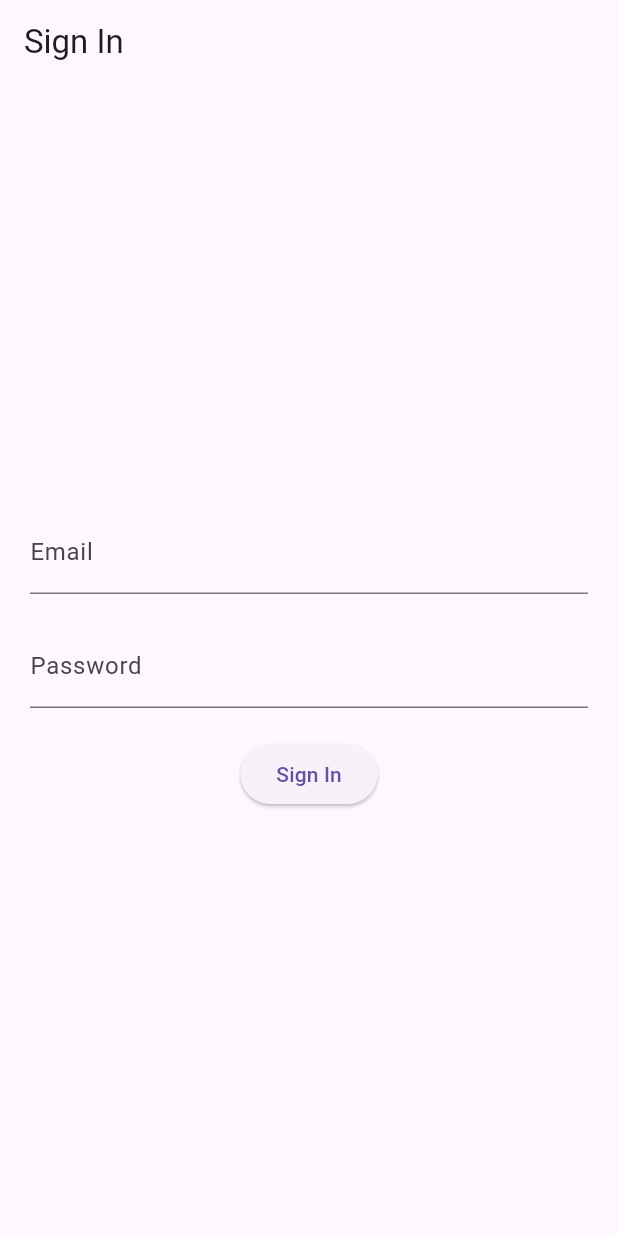
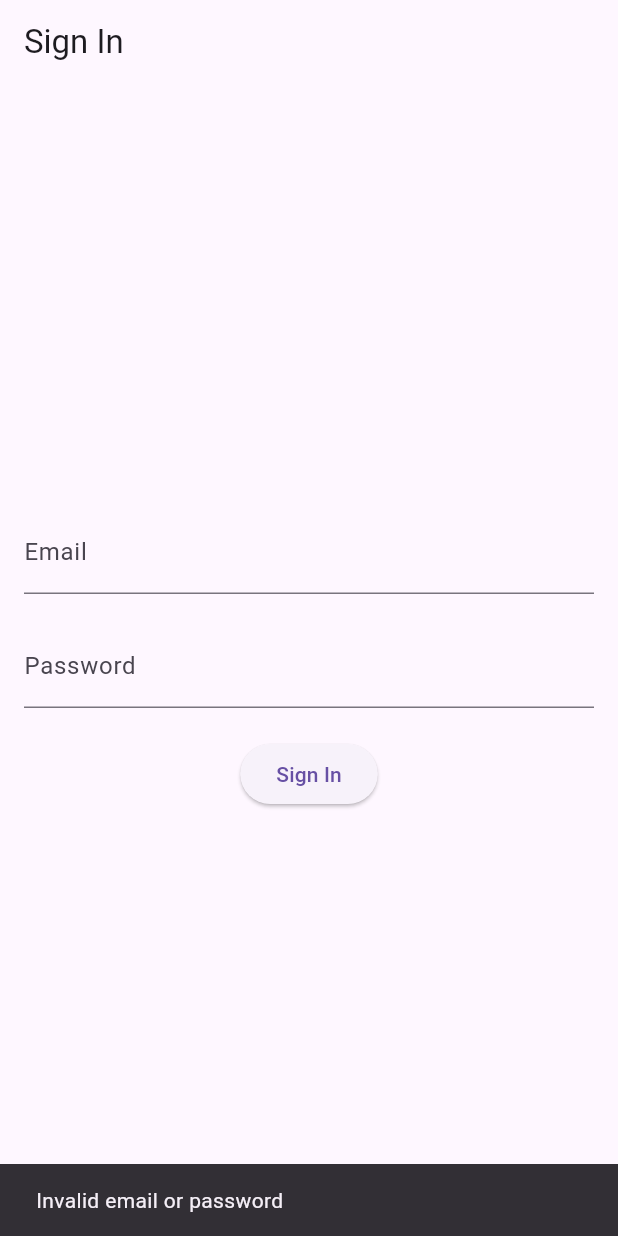
Before and after one commit to Beybaris/global_project, a Flutter app: the screen it shows after launch, after a tap on "Sign In", on a phone screen of 412 x 824 dp. Run offline on Flutter 3.47's test engine with Material 3 defaults, Android fonts, the phone set to English and light mode, and no system bars; our stand-ins replace bloc, firebase_auth, firebase_core, flutter_bloc, simple_gradient_text; accounts and stored records are empty; network calls fail.

Commit message:
last changes, finish project

```diff
--- a/lib/bloc/auth_bloc.dart
+++ /dev/null
@@ -1,31 +0,0 @@
-import 'dart:async';
-import 'package:bloc/bloc.dart';
-import 'package:firebase_auth/firebase_auth.dart';
-import 'package:global_project/bloc/auth_event.dart';
-import 'package:global_project/bloc/auth_state.dart';
-
-class AuthenticationBloc
-    extends Bloc<AuthenticationEvent, AuthenticationState> {
-  final FirebaseAuth _firebaseAuth;
-
-  AuthenticationBloc({required FirebaseAuth firebaseAuth})
-      : _firebaseAuth = firebaseAuth,
-        super(AuthenticationInitial()) {
-    on<AuthenticationSignInRequested>(_mapSignInRequestedToState);
-  }
-
-  Stream<AuthenticationState> _mapSignInRequestedToState(
-      AuthenticationSignInRequested event,
-      Emitter<AuthenticationState> emit) async* {
-    yield AuthenticationLoading();
-    try {
-      await _firebaseAuth.signInWithEmailAndPassword(
-        email: event.email,
-        password: event.password,
-      );
-      yield AuthenticationAuthenticated();
-    } catch (error) {
-      yield AuthenticationFailure(error.toString());
-    }
-  }
-}
--- /dev/null
+++ b/lib/bloc/auth_bloc/auth_bloc.dart
@@ -0,0 +1,43 @@
+import 'package:bloc/bloc.dart';
+import 'package:flutter_bloc/flutter_bloc.dart';
+import 'package:global_project/bloc/auth_bloc/auth_event.dart';
+import 'package:global_project/bloc/auth_bloc/auth_state.dart';
+import 'package:global_project/service/auth_service.dart';
+
+class AuthBloc extends Bloc<AuthEvent, AuthState> {
+  final AuthService authService;
+
+  AuthBloc({required this.authService}) : super(AuthInitial()) {
+    on<EmailChanged>(_onEmailChanged);
+    on<PasswordChanged>(_onPasswordChanged);
+    on<SignInButtonPressed>(_onSignInButtonPressed);
+  }
+
+  // Temporary storage for user credentials
+  String _email = '';
+  String _password = '';
+
+  void _onEmailChanged(EmailChanged event, Emitter<AuthState> emit) {
+    _email = event.email;
+  }
+
+  void _onPasswordChanged(PasswordChanged event, Emitter<AuthState> emit) {
+    _password = event.password;
+  }
+
+  Future<void> _onSignInButtonPressed(
+      SignInButtonPressed event, Emitter<AuthState> emit) async {
+    emit(AuthLoading());
+    try {
+      final isAuthenticated =
+          await authService.signInWithEmailAndPassword(_email, _password);
+      if (isAuthenticated == "Signed in") {
+        emit(Authenticated());
+      } else {
+        emit(AuthError("Invalid email or password"));
+      }
+    } catch (e) {
+      emit(AuthError(e.toString()));
+    }
+  }
+}
--- /dev/null
+++ b/lib/bloc/auth_bloc/auth_event.dart
@@ -0,0 +1,15 @@
+abstract class AuthEvent {}
+
+class SignInButtonPressed extends AuthEvent {}
+
+class EmailChanged extends AuthEvent {
+  final String email;
+
+  EmailChanged({required this.email});
+}
+
+class PasswordChanged extends AuthEvent {
+  final String password;
+
+  PasswordChanged({required this.password});
+}
--- /dev/null
+++ b/lib/bloc/auth_bloc/auth_state.dart
@@ -0,0 +1,13 @@
+abstract class AuthState {}
+
+class AuthInitial extends AuthState {}
+
+class AuthLoading extends AuthState {}
+
+class Authenticated extends AuthState {}
+
+class AuthError extends AuthState {
+  final String message;
+
+  AuthError(this.message);
+}
--- a/lib/bloc/auth_event.dart
+++ /dev/null
@@ -1,21 +0,0 @@
-import 'package:equatable/equatable.dart';
-
-abstract class AuthenticationEvent extends Equatable {
-  const AuthenticationEvent();
-
-  @override
-  List<Object> get props => [];
-}
-
-class AuthenticationSignInRequested extends AuthenticationEvent {
-  final String email;
-  final String password;
-
-  const AuthenticationSignInRequested({
-    required this.email,
-    required this.password,
-  });
-
-  @override
-  List<Object> get props => [email, password];
-}
--- a/lib/bloc/auth_state.dart
+++ /dev/null
@@ -1,23 +0,0 @@
-import 'package:equatable/equatable.dart';
-
-abstract class AuthenticationState extends Equatable {
-  const AuthenticationState();
-
-  @override
-  List<Object> get props => [];
-}
-
-class AuthenticationInitial extends AuthenticationState {}
-
-class AuthenticationLoading extends AuthenticationState {}
-
-class AuthenticationAuthenticated extends AuthenticationState {}
-
-class AuthenticationFailure extends AuthenticationState {
-  final String errorMessage;
-
-  const AuthenticationFailure(this.errorMessage);
-
-  @override
-  List<Object> get props => [errorMessage];
-}
--- a/lib/bloc/transaction_bloc.dart
+++ b/lib/bloc/transaction_bloc/transaction_bloc.dart
@@ -1,8 +1,8 @@
 import 'dart:convert';
 
 import 'package:flutter_bloc/flutter_bloc.dart';
-import 'package:global_project/bloc/transaction_event.dart';
-import 'package:global_project/bloc/transaction_state.dart';
+import 'package:global_project/bloc/transaction_bloc/transaction_event.dart';
+import 'package:global_project/bloc/transaction_bloc/transaction_state.dart';
 import 'package:global_project/model/transaction.dart';
 import 'package:global_project/service/TransactionAPIService.dart';
 
--- a/lib/main.dart
+++ b/lib/main.dart
@@ -1,39 +1,50 @@
 import 'package:firebase_auth/firebase_auth.dart';
+import 'package:firebase_core/firebase_core.dart';
 import 'package:flutter/material.dart';
 import 'package:flutter_bloc/flutter_bloc.dart';
-import 'package:firebase_core/firebase_core.dart';
-import 'package:global_project/bloc/auth_bloc.dart';
-import 'package:global_project/firebase_options.dart';
+import 'package:global_project/bloc/auth_bloc/auth_bloc.dart';
 import 'package:global_project/screens/home_page.dart';
 import 'package:global_project/screens/signIn_page.dart';
+import 'package:global_project/service/auth_service.dart';
+import 'package:provider/provider.dart';
+import 'firebase_options.dart';
 
 void main() async {
   WidgetsFlutterBinding.ensureInitialized();
-  await Firebase.initializeApp(options: DefaultFirebaseOptions.currentPlatform);
-  runApp(MyApp());
+  await Firebase.initializeApp(
+    options: DefaultFirebaseOptions.currentPlatform,
+  );
+  runApp(const MyApp());
 }
 
 class MyApp extends StatelessWidget {
-  final FirebaseAuth _firebaseAuth = FirebaseAuth.instance;
+  const MyApp({super.key});
+
   @override
   Widget build(BuildContext context) {
-    return MaterialApp(
-      title: 'Flutter Authentication',
-      theme: ThemeData(
-        primarySwatch: Colors.blue,
+    return MultiProvider(
+      providers: [
+        Provider<AuthService>(
+          create: (_) => AuthService(FirebaseAuth.instance),
+        ),
+        BlocProvider<AuthBloc>(
+          create: (context) =>
+              AuthBloc(authService: context.read<AuthService>()),
+        ),
+      ],
+      child: MaterialApp(
+        title: 'Your App Title',
+        theme: ThemeData(
+          primarySwatch: Colors.blue,
+          visualDensity: VisualDensity.adaptivePlatformDensity,
+        ),
+        initialRoute: '/signin', // Set the initial route
+        routes: {
+          '/signin': (context) => SignInPage(), // Define the SignInPage route
+          '/home': (context) => HomePage(), // Define the HomePage route
+          // Add more routes if needed
+        },
       ),
-      routes: {
-        '/': (context) => BlocProvider(
-              create: (context) =>
-                  AuthenticationBloc(firebaseAuth: _firebaseAuth),
-              child: SignInPage(),
-            ),
-        '/home': (context) => BlocProvider(
-              create: (context) =>
-                  AuthenticationBloc(firebaseAuth: _firebaseAuth),
-              child: HomePage(),
-            ),
-      },
     );
   }
 }
--- a/lib/screens/home_page.dart
+++ b/lib/screens/home_page.dart
@@ -1,9 +1,9 @@
 import 'package:flutter/cupertino.dart';
 import 'package:flutter/material.dart';
 import 'package:flutter_bloc/flutter_bloc.dart';
-import 'package:global_project/bloc/transaction_bloc.dart';
-import 'package:global_project/bloc/transaction_event.dart';
-import 'package:global_project/bloc/transaction_state.dart';
+import 'package:global_project/bloc/transaction_bloc/transaction_bloc.dart';
+import 'package:global_project/bloc/transaction_bloc/transaction_event.dart';
+import 'package:global_project/bloc/transaction_bloc/transaction_state.dart';
 import 'package:global_project/core/colorStyles_const.dart';
 import 'package:global_project/core/textStyles_const.dart';
 import 'package:global_project/service/TransactionAPIService.dart';
--- a/lib/screens/signIn_page.dart
+++ b/lib/screens/signIn_page.dart
@@ -1,66 +1,59 @@
 import 'package:flutter/material.dart';
 import 'package:flutter_bloc/flutter_bloc.dart';
-import 'package:global_project/bloc/auth_bloc.dart';
-import 'package:global_project/bloc/auth_event.dart';
-import 'package:global_project/bloc/auth_state.dart';
+import 'package:global_project/bloc/auth_bloc/auth_bloc.dart';
+import 'package:global_project/bloc/auth_bloc/auth_event.dart';
+import 'package:global_project/bloc/auth_bloc/auth_state.dart';
 
 class SignInPage extends StatelessWidget {
-  final TextEditingController _emailController = TextEditingController();
-  final TextEditingController _passwordController = TextEditingController();
-
   @override
   Widget build(BuildContext context) {
+    final authBloc = BlocProvider.of<AuthBloc>(context);
+
     return Scaffold(
       appBar: AppBar(
         title: Text('Sign In'),
       ),
-      body: BlocListener<AuthenticationBloc, AuthenticationState>(
+      body: BlocListener<AuthBloc, AuthState>(
         listener: (context, state) {
-          if (state is AuthenticationAuthenticated) {
+          if (state is AuthError) {
+            ScaffoldMessenger.of(context).showSnackBar(
+              SnackBar(
+                content: Text(state.message),
+              ),
+            );
+          } else if (state is Authenticated) {
             Navigator.pushReplacementNamed(context, '/home');
-          } else if (state is AuthenticationFailure) {
-            print("Authentication failed: ${state.errorMessage}");
           }
         },
-        child: BlocBuilder<AuthenticationBloc, AuthenticationState>(
-          builder: (context, state) {
-            return Padding(
-              padding: EdgeInsets.all(20.0),
+        child: Padding(
+          padding: EdgeInsets.all(16.0),
           child: Column(
             mainAxisAlignment: MainAxisAlignment.center,
             children: [
-                  TextField(
-                    controller: _emailController,
-                    decoration: InputDecoration(
-                      labelText: 'Email',
+              TextFormField(
+                decoration: InputDecoration(labelText: 'Email'),
+                keyboardType: TextInputType.emailAddress,
+                onChanged: (value) {
+                  authBloc.add(EmailChanged(email: value));
+                },
               ),
+              SizedBox(height: 20),
+              TextFormField(
+                decoration: InputDecoration(labelText: 'Password'),
+                obscureText: true,
+                onChanged: (value) {
+                  authBloc.add(PasswordChanged(password: value));
+                },
               ),
-                  SizedBox(height: 20.0),
-                  TextField(
-                    controller: _passwordController,
-                    obscureText: true,
-                    decoration: InputDecoration(
-                      labelText: 'Password',
-                    ),
-                  ),
-                  SizedBox(height: 20.0),
+              SizedBox(height: 20),
               ElevatedButton(
                 onPressed: () {
-                      BlocProvider.of<AuthenticationBloc>(context).add(
-                        AuthenticationSignInRequested(
-                          email: _emailController.text,
-                          password: _passwordController.text,
-                        ),
-                      );
+                  authBloc.add(SignInButtonPressed());
                 },
                 child: Text('Sign In'),
               ),
-                  if (state is AuthenticationLoading)
-                    CircularProgressIndicator(),
             ],
           ),
-            );
-          },
         ),
       ),
     );
--- /dev/null
+++ b/lib/service/auth_service.dart
@@ -0,0 +1,35 @@
+import 'package:firebase_auth/firebase_auth.dart';
+
+class AuthService {
+  final FirebaseAuth _firebaseAuth;
+
+  AuthService(this._firebaseAuth);
+
+  Stream<User?> get authStateChanges => _firebaseAuth.authStateChanges();
+
+  Future<String?> signInWithEmailAndPassword(
+      String email, String password) async {
+    try {
+      await _firebaseAuth.signInWithEmailAndPassword(
+          email: email, password: password);
+      return "Signed in";
+    } on FirebaseAuthException catch (e) {
+      return e.message; // Returning the error message
+    }
+  }
+
+  Future<String?> signUpWithEmailAndPassword(
+      String email, String password) async {
+    try {
+      await _firebaseAuth.createUserWithEmailAndPassword(
+          email: email, password: password);
+      return "Signed up";
+    } on FirebaseAuthException catch (e) {
+      return e.message; // Returning the error message
+    }
+  }
+
+  Future<void> signOut() async {
+    await _firebaseAuth.signOut();
+  }
+}
--- a/lib/service/datasource/auth_datasource.dart
+++ /dev/null
@@ -1,14 +0,0 @@
-import 'package:firebase_auth/firebase_auth.dart';
-
-abstract class AuthDataSource {
-  Future<void> signIn(String email, String password);
-}
-
-class FirebaseAuthDataSource implements AuthDataSource {
-  final FirebaseAuth _auth = FirebaseAuth.instance;
-
-  @override
-  Future<void> signIn(String email, String password) async {
-    await _auth.signInWithEmailAndPassword(email: email, password: password);
-  }
-}
--- a/lib/service/repository/auth_repository.dart
+++ /dev/null
@@ -1,11 +0,0 @@
-import 'package:global_project/service/datasource/auth_datasource.dart';
-
-class AuthRepository {
-  final AuthDataSource _dataSource;
-
-  AuthRepository(this._dataSource);
-
-  Future<void> signIn(String email, String password) async {
-    return _dataSource.signIn(email, password);
-  }
-}
--- a/pubspec.yaml
+++ b/pubspec.yaml
@@ -40,6 +40,7 @@ dependencies:
   firebase_core: ^2.28.0
   firebase_auth: ^4.19.0
   equatable: ^2.0.5
+  provider: ^6.1.2
 
 
 dev_dependencies:
```
Also changed, not shown: lib/bloc/transaction_bloc/transaction_event.dart (renamed from lib/bloc/transaction_event.dart), lib/bloc/transaction_bloc/transaction_state.dart (renamed from lib/bloc/transaction_state.dart), pubspec.lock. Lines whose indentation alone changed are shown as unchanged.
